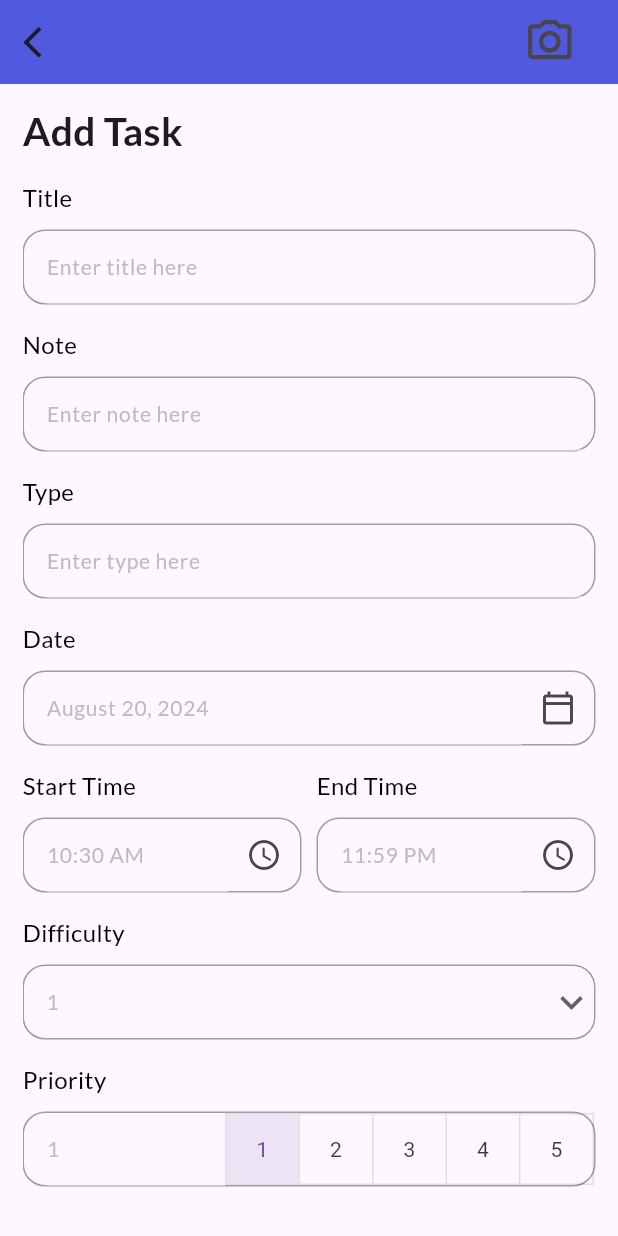
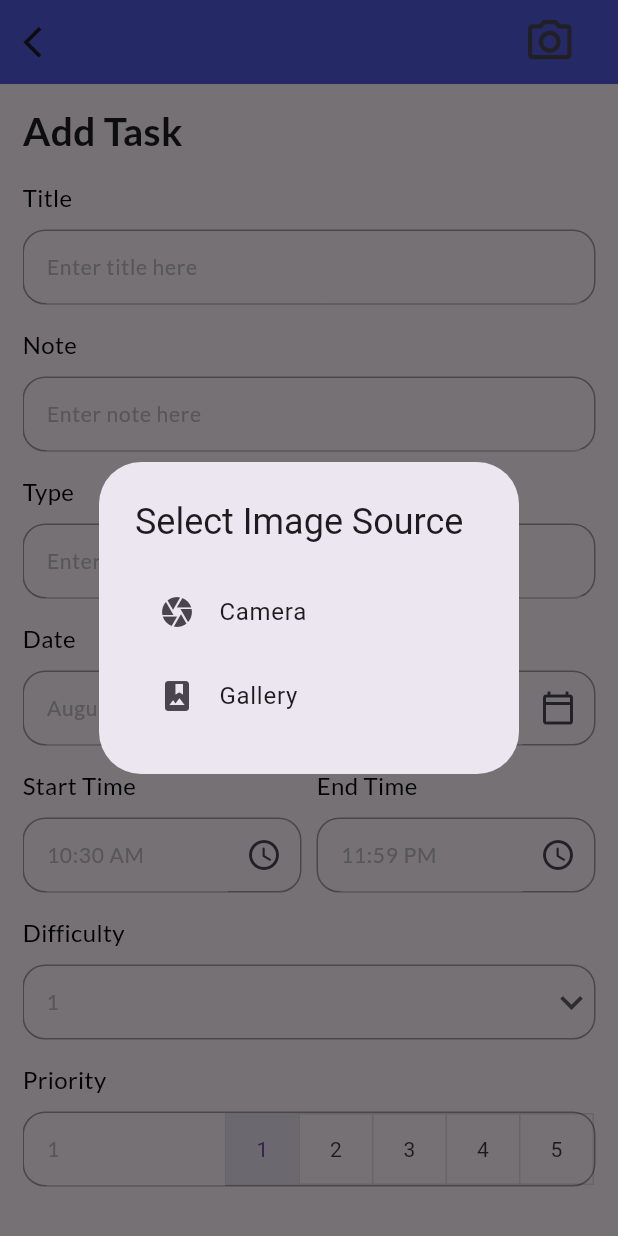
Before and after one commit to ChaariMahmoud/Smart-Calendar, a Flutter app: the AddTaskPage screen opened directly, after a tap on the "camera alt" icon, on a phone screen of 412 x 824 dp. Run offline on Flutter 3.47's test engine with Material 3 defaults, Android fonts, the phone set to English and light mode, and no system bars; our stand-ins replace animate_do, connectivity_plus, date_picker_timeline, flutter_local_notifications, flutter_native_timezone_updated_gradle, flutter_staggered_animations and 9 more; missing offline and left inert: a package; accounts and stored records are empty.

Commit message:
full ocr model + upgraded camera service

```diff
--- a/calendar/lib/core/config.dart
+++ b/calendar/lib/core/config.dart
@@ -1,4 +1,3 @@
 class Config {
   static const String baseUrl = 'http://34.45.14.63:3000';
-  //static const String flaskUrl = 'http://10.0.0.2:5000/';
 }
--- a/calendar/lib/services/camera_service.dart
+++ b/calendar/lib/services/camera_service.dart
@@ -1,19 +1,54 @@
 import 'dart:convert';
 import 'dart:io';
 import 'package:calendar/Models%20/user.dart';
+import 'package:calendar/controllers/flask_controller.dart';
 import 'package:calendar/core/config.dart';
 import 'package:calendar/db/db_helper.dart';
 import 'package:image_picker/image_picker.dart';
+import 'package:image_cropper/image_cropper.dart';
 import 'package:image/image.dart' as img;
 import 'package:http/http.dart' as http;
+import 'package:flutter/material.dart';
 
 class CameraService {
   final picker = ImagePicker();
+  final FlaskController flaskController = FlaskController();
 
-  Future<File?> getImage() async {
-    final pickedFile = await picker.pickImage(source: ImageSource.camera);
+  Future<File?> getImage({bool fromGallery = false, BuildContext? context}) async {
+    final pickedFile = fromGallery
+        ? await picker.pickImage(source: ImageSource.gallery)
+        : await picker.pickImage(source: ImageSource.camera);
+
     if (pickedFile != null) {
-      return File(pickedFile.path);
+      File imageFile = File(pickedFile.path);
+
+      // Crop the image using image_cropper
+      CroppedFile? croppedFile = await ImageCropper().cropImage(
+        sourcePath: imageFile.path,
+
+        //cropStyle: CropStyle.rectangle, // Optional: CropStyle.circle for circular crops
+        aspectRatio: CropAspectRatio(ratioX: 1.0, ratioY: 1.0), // Set your preferred aspect ratio
+        uiSettings: [
+          AndroidUiSettings(
+            toolbarTitle: 'Crop Image',
+            toolbarColor: Colors.blue,
+            toolbarWidgetColor: Colors.white,
+            initAspectRatio: CropAspectRatioPreset.original,
+            lockAspectRatio: false,
+          ),
+          IOSUiSettings(
+            title: 'Crop Image',
+          ),
+        ],
+      );
+
+      if (croppedFile != null) {
+        // Convert CroppedFile to File
+        return File(croppedFile.path);
+      } else {
+        print('Image cropping canceled.');
+        return null;  // User canceled cropping
+      }
     } else {
       print('No image selected.');
       return null;
@@ -45,7 +80,10 @@ class CameraService {
     final uri = Uri.parse('${Config.baseUrl}/api/photo/upload');
     final response = await http.post(
       uri,
-      headers: {'Content-Type': 'application/json', 'Authorization': 'Bearer $token'},
+      headers: {
+        'Content-Type': 'application/json',
+        'Authorization': 'Bearer $token'
+      },
       body: jsonEncode({
         'taskId': taskId,
         'userId': userId,
@@ -56,6 +94,13 @@ class CameraService {
 
     if (response.statusCode == 200) {
       print('Image uploaded successfully.');
+
+      // Log before calling Flask API
+      print('Calling Flask API with action: $action, userId: $userId, taskId: $taskId');
+
+      // Call Flask API after successful upload
+      await flaskController.callFlaskAPI(base64Image, action, userId, taskId: taskId);
+
       return 'Image uploaded successfully.';
     } else {
       print('Image upload failed with status: ${response.statusCode}');
--- a/calendar/lib/ui/add_task_page.dart
+++ b/calendar/lib/ui/add_task_page.dart
@@ -13,6 +13,7 @@ import 'package:calendar/ui/widgets/button.dart';
 import 'package:calendar/ui/widgets/input_field.dart';
 import 'package:flutter/material.dart';
 import 'package:get/get.dart';
+import 'package:image_picker/image_picker.dart';
 import 'package:intl/intl.dart';
 import 'package:uuid/uuid.dart';
 //import 'package:calendar/controllers/flask_controller.dart';
@@ -201,23 +202,45 @@ Row(
   //Refactor
 
 AppBar _appBar(BuildContext context) {
-
   return AppBar(
     elevation: 10,
-      leading: GestureDetector(
-        onTap: () {
+    leading: IconButton(
+      icon: const Icon(Icons.arrow_back_ios, size: 25),
+      onPressed: () {
         Get.to(HomePage());
       },
-        child: const Icon(
-          Icons.arrow_back_ios,
-          size: 25,
-        ),
     ),
     actions: [
       IconButton(
         icon: const Icon(Icons.camera_alt_outlined, size: 35),
         onPressed: () async {
-            File? image = await cameraService.getImage();
+          final ImageSource? source = await showDialog<ImageSource>(
+            context: context,
+            builder: (BuildContext context) {
+              return AlertDialog(
+                title: const Text('Select Image Source'),
+                content: Column(
+                  mainAxisSize: MainAxisSize.min,
+                  children: [
+                    ListTile(
+                      leading: const Icon(Icons.camera),
+                      title: const Text('Camera'),
+                      onTap: () => Navigator.pop(context, ImageSource.camera),
+                    ),
+                    ListTile(
+                      leading: const Icon(Icons.photo_album),
+                      title: const Text('Gallery'),
+                      onTap: () => Navigator.pop(context, ImageSource.gallery),
+                    ),
+                  ],
+                ),
+              );
+            },
+          );
+
+          if (source != null) {
+            bool fromGallery = source == ImageSource.gallery;
+            File? image = await cameraService.getImage(fromGallery: fromGallery, context: context);
             if (image != null) {
               String? imageUrl = await cameraService.uploadImage(
                 image,
@@ -232,10 +255,7 @@ Row(
                   snackPosition: SnackPosition.BOTTOM,
                   duration: const Duration(seconds: 3),
                 );
-              // Call the Flask API after the image is successfully uploaded
-              // await _flaskController.callFlaskAPI();
-
-              }else{
+              } else {
                 Get.snackbar(
                   "Error",
                   "Image upload failed!",
@@ -244,12 +264,14 @@ Row(
                 );
               }
             }
+          }
         },
       ),
       const SizedBox(width: 20),
     ],
   );
 }
+
 
   _getDateFromUser() async {
 
--- a/calendar/lib/ui/edit_task_page.dart
+++ b/calendar/lib/ui/edit_task_page.dart
@@ -11,6 +11,7 @@ import 'package:calendar/ui/widgets/button.dart';
 import 'package:calendar/ui/widgets/input_field.dart';
 import 'package:flutter/material.dart';
 import 'package:get/get.dart';
+import 'package:image_picker/image_picker.dart';
 import 'package:intl/intl.dart';
 //import 'package:calendar/controllers/flask_controller.dart';
 
@@ -231,7 +232,34 @@ class _EditTaskPageState extends State<EditTaskPage> {
      actions: [
         IconButton(
           icon: const Icon(Icons.camera_alt_outlined, size: 35),
-          onPressed: () async {File? image = await cameraService.getImage();
+            onPressed: () async {
+    final ImageSource? source = await showDialog<ImageSource>(
+      context: context,
+      builder: (BuildContext context) {
+        return AlertDialog(
+          title: Text('Select Image Source'),
+          content: Column(
+            mainAxisSize: MainAxisSize.min,
+            children: [
+              ListTile(
+                leading: Icon(Icons.camera),
+                title: Text('Camera'),
+                onTap: () => Navigator.pop(context, ImageSource.camera),
+              ),
+              ListTile(
+                leading: Icon(Icons.photo_album),
+                title: Text('Gallery'),
+                onTap: () => Navigator.pop(context, ImageSource.gallery),
+              ),
+            ],
+          ),
+        );
+      },
+    );
+
+    if (source != null) {
+      bool fromGallery = source == ImageSource.gallery;
+      File? image = await cameraService.getImage(fromGallery: fromGallery, context: context);
             if (image != null) {
               String? imageUrl = await cameraService.uploadImage(
                 image,
@@ -260,8 +288,8 @@ class _EditTaskPageState extends State<EditTaskPage> {
 
               }
             }
-          },
-        ),
+          }
+  }),
         const SizedBox(width: 20),
       ],
     );
--- a/calendar/lib/ui/home_page.dart
+++ b/calendar/lib/ui/home_page.dart
@@ -1,5 +1,5 @@
+
 import 'dart:io';
-
 import 'package:calendar/Models%20/task.dart';
 import 'package:calendar/controllers/network_controller.dart';
 import 'package:calendar/controllers/task_controller.dart';
@@ -17,6 +17,7 @@ import 'package:flutter/material.dart';
 import 'package:flutter_staggered_animations/flutter_staggered_animations.dart';
 import 'package:fluttertoast/fluttertoast.dart';
 import 'package:get/get.dart';
+import 'package:image_picker/image_picker.dart';
 import 'package:intl/intl.dart';
 import 'package:uuid/uuid.dart';
 
@@ -34,7 +35,7 @@ class _HomePageState extends State<HomePage> {
   late NotifyHelper notifyHelper;
   final NetworkController _networkController = Get.put(NetworkController());
    final cameraService = CameraService();
-     String calendarId =const Uuid().v4();
+     String calendarId = Uuid().v4();
 
   @override
   void initState() {
@@ -75,16 +76,42 @@ class _HomePageState extends State<HomePage> {
         ),
       ),
        floatingActionButton: FloatingActionButton(
-        onPressed: () async {File? image = await cameraService.getImage();
+          onPressed: () async {
+    final ImageSource? source = await showDialog<ImageSource>(
+      context: context,
+      builder: (BuildContext context) {
+        return AlertDialog(
+          title: Text('Select Image Source'),
+          content: Column(
+            mainAxisSize: MainAxisSize.min,
+            children: [
+              ListTile(
+                leading: Icon(Icons.camera),
+                title: Text('Camera'),
+                onTap: () => Navigator.pop(context, ImageSource.camera),
+              ),
+              ListTile(
+                leading: Icon(Icons.photo_album),
+                title: Text('Gallery'),
+                onTap: () => Navigator.pop(context, ImageSource.gallery),
+              ),
+            ],
+          ),
+        );
+      },
+    );
+
+    if (source != null) {
+      bool fromGallery = source == ImageSource.gallery;
+      File? image = await cameraService.getImage(fromGallery: fromGallery , context: context);
             if (image != null) {
               String? imageUrl = await cameraService.uploadImage(
                 image,
-                 calendarId, // This should be the actual taskId after the task is created
+                 calendarId, // This should be the actual calendarId after the calendar is created
                 "calendar",
               );
              if (imageUrl != null) {
                 print("Image uploaded: $imageUrl");
-
                 Get.snackbar(
                 "Success",
                 "Image uploaded successfully!",
@@ -104,7 +131,7 @@ class _HomePageState extends State<HomePage> {
 
               }
             }
-          },
+          }},
         backgroundColor: primaryClr,
         child: const Icon(Icons.camera_alt, size: 30), // Camera icon
       ),
--- a/calendar/lib/ui/start_page.dart
+++ b/calendar/lib/ui/start_page.dart
@@ -38,7 +38,7 @@ class StartPage extends StatelessWidget {
                   child: SlideInUp(
                     duration: const Duration(seconds: 2),
                     child: Text(
-                      'Smart Calendar',
+                      'AI Calendar',
                       style: Theme.of(context).textTheme.headlineLarge?.copyWith(
                         fontWeight: FontWeight.bold,
                         color: const Color(0xFF4e5ae8), // primaryClr
--- a/calendar/pubspec.yaml
+++ b/calendar/pubspec.yaml
@@ -42,6 +42,9 @@ dependencies:
   flutter_image_compress: ^2.3.0
   image: ^4.2.0
   fluttertoast: ^8.2.6
+  flutter_image_editor: ^2.1.0
+  image_cropper: 7.1.0
+
 
 dev_dependencies:
   flutter_test:
```
Also changed, not shown: calendar/lib/controllers/flask_controller.dart (+33 -12 lines), calendar/lib/ui/profile._page.dart (+1 -1 lines), calendar/lib/ui/survey_page.dart (+9 -5 lines), calendar/pubspec.lock, 7 other files. Lines whose indentation alone changed are shown as unchanged.
